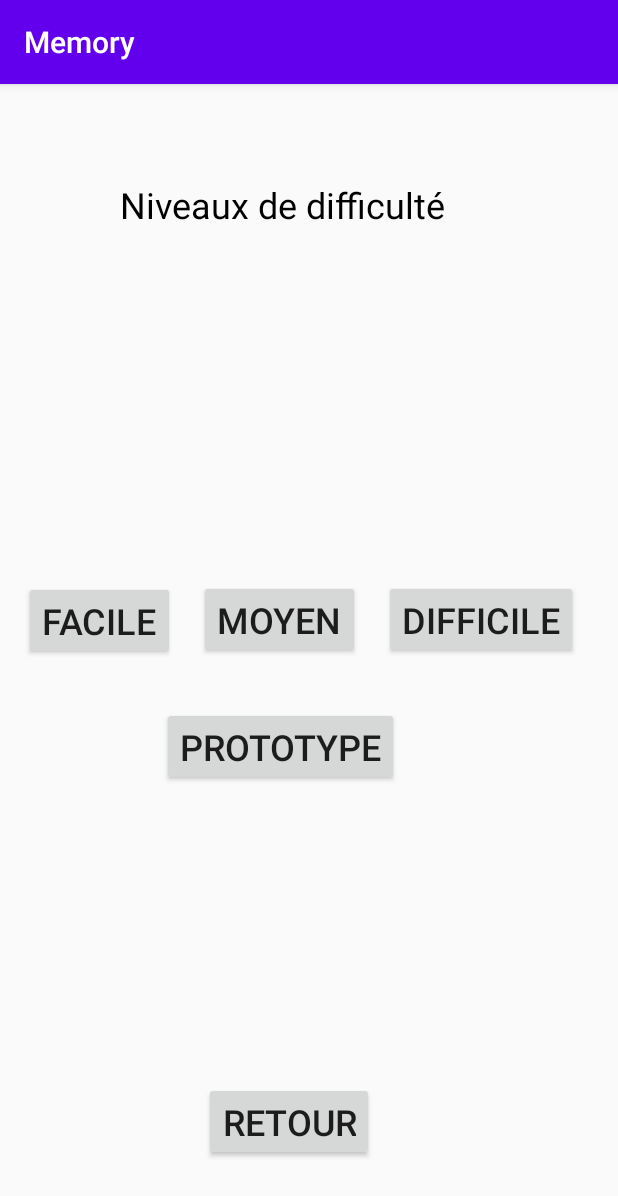
After one commit to Phob0s7/M6-Memory, an Android app: the DifficultyLevelActivity screen opened directly, with no data from a screen before it, on a phone screen of 412 x 824 dp. The commit adds this screen. Shown: the top 1196 px of the screen. Run offline under Robolectric (Android 15) with nearby library versions, the phone set to English and light mode, and no system bars.

```diff
--- /dev/null
+++ b/app/src/main/java/com/example/m6_memory/Activity/DifficultyLevelActivity.java
@@ -0,0 +1,68 @@
+package com.example.m6_memory.Activity;
+
+import android.content.Context;
+import android.content.Intent;
+import android.os.Bundle;
+import android.view.View;
+import android.widget.Button;
+import android.widget.Toast;
+
+import androidx.appcompat.app.AppCompatActivity;
+
+import com.example.m6_memory.R;
+
+public class DifficultyLevelActivity extends AppCompatActivity {
+
+    private Button btnFacile, btnMoyen, btnDifficile, btnPrototype, btnRetour;
+
+    @Override
+    protected void onCreate(Bundle savedInstanceState) {
+        super.onCreate(savedInstanceState);
+        setContentView(R.layout.activity_difficulty_level);
+
+        btnFacile = findViewById(R.id.activity_difficulty_level_facile_btn);
+        btnMoyen = findViewById(R.id.activity_difficulty_level_moyen_btn);
+        btnDifficile = findViewById(R.id.activity_difficulty_level_difficile_btn);
+        btnPrototype = findViewById(R.id.activity_difficulty_level_prototype_btn);
+        btnRetour = findViewById(R.id.activity_difficulty_level_retour_btn);
+
+        final Context context = getApplicationContext();
+        final CharSequence text = "En cours de développement...";
+        final int duration = Toast.LENGTH_SHORT;
+
+        btnFacile.setOnClickListener(new View.OnClickListener() {
+            @Override
+            public void onClick(View v) {
+                Toast.makeText(context, text, duration).show();
+            }
+        });
+        btnMoyen.setOnClickListener(new View.OnClickListener() {
+            @Override
+            public void onClick(View v) {
+                Toast.makeText(context, text, duration).show();
+            }
+
+        });
+        btnDifficile.setOnClickListener(new View.OnClickListener() {
+            @Override
+            public void onClick(View v) {
+                Toast.makeText(context, text, duration).show();
+            }
+        });
+        btnPrototype.setOnClickListener(new View.OnClickListener() {
+            @Override
+            public void onClick(View v) {
+                Intent gameActivity = new Intent(DifficultyLevelActivity.this, GameActivity.class);
+                startActivity(gameActivity);
+            }
+        });
+
+        btnRetour.setOnClickListener(new View.OnClickListener() {
+            @Override
+            public void onClick(View v) {
+                Intent LoginActivity = new Intent(DifficultyLevelActivity.this, com.example.m6_memory.Activity.LoginActivity.class);
+                startActivity(LoginActivity);
+            }
+        });
+    }
+}
--- a/app/src/main/java/com/example/m6_memory/BooksAdapter.java
+++ b/app/src/main/java/com/example/m6_memory/Class/BooksAdapter.java
@@ -1,4 +1,4 @@
-package com.example.m6_memory;
+package com.example.m6_memory.Class;
 
 import android.content.Context;
 import android.view.View;
@@ -6,6 +6,8 @@ import android.view.ViewGroup;
 import android.widget.BaseAdapter;
 import android.widget.GridView;
 import android.widget.ImageView;
+
+import com.example.m6_memory.R;
 
 public class BooksAdapter extends BaseAdapter {
 
--- a/app/src/main/res/layout/activity_difficulty_level.xml
+++ b/app/src/main/res/layout/activity_difficulty_level.xml
@@ -4,7 +4,7 @@
     xmlns:tools="http://schemas.android.com/tools"
     android:layout_width="match_parent"
     android:layout_height="match_parent"
-    tools:context=".DifficultyLevelActivity">
+    tools:context=".Activity.DifficultyLevelActivity">
 
     <TextView
         android:id="@+id/activity_difficulty_level_titre_textView"
@@ -12,7 +12,7 @@
         android:layout_height="wrap_content"
         android:layout_marginStart="80dp"
         android:layout_marginTop="64dp"
-        android:text="Niveaux de difficulté"
+        android:text="@string/niveaux_de_difficult"
         android:textColor="#000000"
         android:textSize="24sp"
         app:layout_constraintStart_toStartOf="parent"
@@ -24,7 +24,7 @@
         android:layout_height="wrap_content"
         android:layout_marginStart="16dp"
         android:layout_marginBottom="32dp"
-        android:text="Moyen"
+        android:text="@string/moyen"
         android:textSize="24sp"
         app:layout_constraintBottom_toTopOf="@+id/activity_difficulty_level_prototype_btn"
         app:layout_constraintStart_toEndOf="@+id/activity_difficulty_level_facile_btn" />
@@ -35,7 +35,7 @@
         android:layout_height="wrap_content"
         android:layout_marginStart="16dp"
         android:layout_marginBottom="32dp"
-        android:text="Difficile"
+        android:text="@string/difficile"
         android:textSize="24sp"
         app:layout_constraintBottom_toTopOf="@+id/activity_difficulty_level_prototype_btn"
         app:layout_constraintStart_toEndOf="@+id/activity_difficulty_level_moyen_btn" />
@@ -46,7 +46,7 @@
         android:layout_height="wrap_content"
         android:layout_marginStart="16dp"
         android:layout_marginBottom="384dp"
-        android:text="Facile"
+        android:text="@string/facile"
         android:textSize="24sp"
         app:layout_constraintBottom_toBottomOf="parent"
         app:layout_constraintStart_toStartOf="parent" />
@@ -57,7 +57,7 @@
         android:layout_height="wrap_content"
         android:layout_marginStart="108dp"
         android:layout_marginBottom="300dp"
-        android:text="Prototype"
+        android:text="@string/prototype"
         android:textSize="24sp"
         app:layout_constraintBottom_toBottomOf="parent"
         app:layout_constraintStart_toStartOf="parent" />
@@ -68,7 +68,7 @@
         android:layout_height="wrap_content"
         android:layout_marginStart="136dp"
         android:layout_marginBottom="50dp"
-        android:text="Retour"
+        android:text="@string/retour"
         android:textSize="24sp"
         app:layout_constraintBottom_toBottomOf="parent"
         app:layout_constraintStart_toStartOf="parent" />
--- a/app/src/main/res/layout/activity_game.xml
+++ b/app/src/main/res/layout/activity_game.xml
@@ -5,7 +5,7 @@
     android:layout_width="match_parent"
     android:layout_height="match_parent"
     android:background="#FFFFFF"
-    tools:context=".GameActivity">
+    tools:context=".Activity.GameActivity">
 
     <ImageView
         android:id="@+id/activity_game_card4_imageView"
--- a/app/src/main/res/layout/activity_game_grid.xml
+++ b/app/src/main/res/layout/activity_game_grid.xml
@@ -4,7 +4,7 @@
     xmlns:tools="http://schemas.android.com/tools"
     android:layout_width="match_parent"
     android:layout_height="match_parent"
-    tools:context=".Activitys.GameGridActivity">
+    tools:context=".Activity.GameGridActivity">
 
     <GridView
         android:id="@+id/gridview"
@@ -16,6 +16,8 @@
         android:numColumns="2"
         android:stretchMode="columnWidth"
         android:verticalSpacing="10dp"
+        app:layout_constraintStart_toStartOf="parent"
+        app:layout_constraintTop_toTopOf="parent"
         tools:ignore="MissingConstraints" />
 
 </androidx.constraintlayout.widget.ConstraintLayout>
--- a/app/src/main/res/values/strings.xml
+++ b/app/src/main/res/values/strings.xml
@@ -21,4 +21,15 @@
     <string name="card1">Card1</string>
     <string name="card3">Card3</string>
     <string name="card2">Card2</string>
+    <string name="memory">Memory</string>
+    <string name="version_prototype">Version prototype</string>
+    <string name="jouer">Jouer</string>
+    <string name="niveaux_de_difficult">Niveaux de difficulté</string>
+    <string name="moyen">Moyen</string>
+    <string name="difficile">Difficile</string>
+    <string name="facile">Facile</string>
+    <string name="prototype">Prototype</string>
+    <string name="retour">Retour</string>
+    <string name="options">Options</string>
+    <string name="chronom_tre">Chronomètre</string>
 </resources>
```
Also changed, not shown: app/src/main/AndroidManifest.xml (+11 -8 lines), app/src/main/java/com/example/m6_memory/Activity/EndGameActivity.java (added, +45 -0 lines), app/src/main/java/com/example/m6_memory/Activity/GameActivity.java (renamed from app/src/main/java/com/example/m6_memory/GameActivity.java, +10 -9 lines), app/src/main/java/com/example/m6_memory/Activity/GameGridActivity.java (added, +19 -0 lines), app/src/main/java/com/example/m6_memory/Activity/LoginActivity.java (added, +57 -0 lines), app/src/main/java/com/example/m6_memory/Activity/MainActivity.java (renamed from app/src/main/java/com/example/m6_memory/Activitys/MainActivity.java, +10 -9 lines), app/src/main/java/com/example/m6_memory/Activity/SettingsActivity.java (added, +47 -0 lines), app/src/main/java/com/example/m6_memory/Activitys/GameGridActivity.java (deleted, +0 -18 lines), app/src/main/res/layout/activity_main.xml (+5 -5 lines), app/src/main/res/layout/activity_settings.xml (+4 -4 lines).
